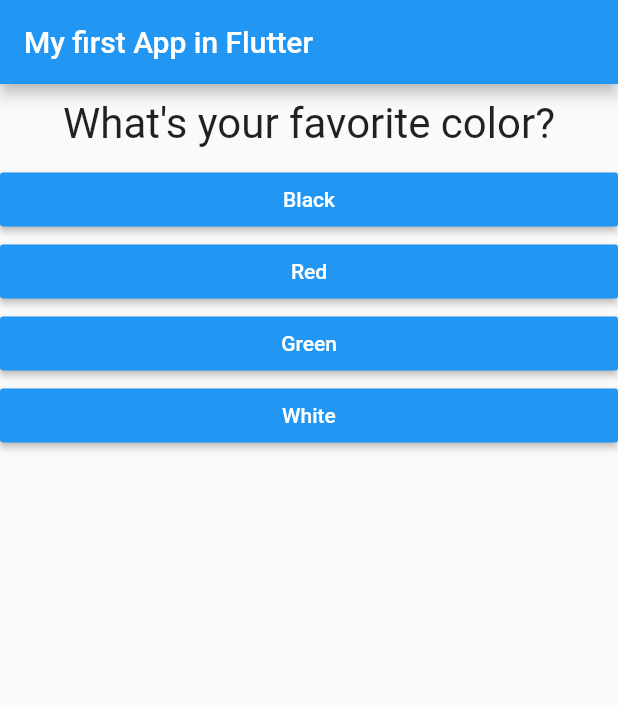
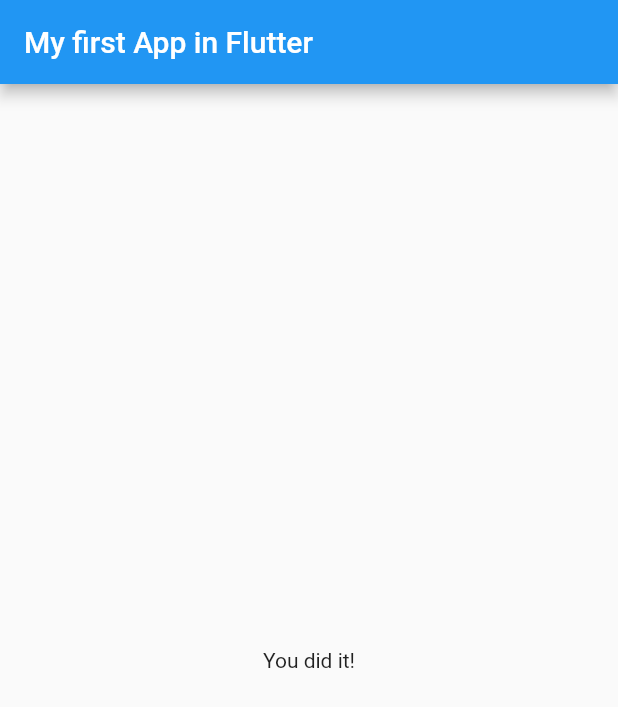
Before and after one commit to innovadeveloper/first_app_flutter, a Flutter app: the screen it shows after launch, after a tap on "Black", after a tap on "Snake", after a tap on "Lesly", on a phone screen of 412 x 824 dp. Shown: the top 707 px of the screen. Run offline on Flutter 3.47's test engine with Material 2 defaults, Android fonts, the phone set to English and light mode, and no system bars.

```diff
--- a/lib/main.dart
+++ b/lib/main.dart
@@ -1,5 +1,7 @@
 import 'package:first_app/answer.dart';
 import 'package:first_app/question.dart';
+import 'package:first_app/quiz.dart';
+import 'package:first_app/result.dart';
 import 'package:flutter/material.dart';
 
 void main() {
@@ -8,46 +10,44 @@ void main() {
 
 // shorcut : shift + option + F
 
-class MyApp extends StatefulWidget{
+class MyApp extends StatefulWidget {
   @override
   State<StatefulWidget> createState() {
-    return MyAppState();
+    return _MyAppState();
   }
 }
 
-
-class MyAppState extends State<MyApp> {
-
-  var questionIndex = 0;
+class _MyAppState extends State<MyApp> {
+  var _questionIndex = 0;
 
   // var questions = [
   //   'What\'s your favorite color?',
   //   'What\'s your favorite animal?',
   // ];
-  var questions = [
+  var _questions = [
     {
-      'questionText' : 'What\'s your favorite color?',
-      'answers' : ['Black', 'Red', 'Green', 'White']
+      'questionText': 'What\'s your favorite color?',
+      'answers': ['Black', 'Red', 'Green', 'White']
     },
     {
-      'questionText' : 'What\'s your favorite animal?',
-      'answers' : ['Rabbit', 'Snake', 'Elephant', 'Lion']
+      'questionText': 'What\'s your favorite animal?',
+      'answers': ['Rabbit', 'Snake', 'Elephant', 'Lion']
     },
     {
-      'questionText' : 'Who\'s your favorite instructor?',
-      'answers' : ['Ines', 'Fortunato', 'Lesly', 'Kane']
+      'questionText': 'Who\'s your favorite instructor?',
+      'answers': ['Ines', 'Fortunato', 'Lesly', 'Kane']
     }
   ];
 
-  void answerQuestion() {
+  void _answerQuestion() {
     setState(() {
-      questionIndex += 1;
-      if(questionIndex >= questions.length){
-        questionIndex = 0;
-      }
+      _questionIndex += 1;
+      // if (_questionIndex >= _questions.length) {
+      //   _questionIndex = 0;
+      // }
     });
 
-    print(questionIndex);
+    print(_questionIndex);
   }
 
   @override
@@ -57,31 +57,13 @@ class MyAppState extends State<MyApp> {
         appBar: AppBar(
           title: Text('My first App in Flutter'),
         ),
-        body: Column(
-          children: [
-            Question(questions[questionIndex]['questionText']),
-            ...(questions[questionIndex]['answers'] as List<String>).map((answer){
-              return Answer(answerText: answer, selectHandler: this.answerQuestion,);
-            }).toList()
-
-            // // Answer(answerText: ,)
-            // RaisedButton(
-            //   child: Text('Answer 1'),
-            //   onPressed: answerQuestion,
-            //   // onPressed: () => {
-            //   //   print("answer 1"),
-            //   // },
-            // ),
-            // RaisedButton(
-            //   child: Text('Answer 2'),
-            //   onPressed: answerQuestion,
-            // ),
-            // RaisedButton(
-            //   child: Text('Answer 3'),
-            //   onPressed: answerQuestion,
-            // ),
-          ],
-        ),
+        body: _questionIndex < _questions.length
+            ? Quiz(
+                answerQuestion: _answerQuestion,
+                questionIndex: _questionIndex,
+                questions: _questions,
+              )
+            : Result(),
       ),
     );
   }
--- /dev/null
+++ b/lib/quiz.dart
@@ -0,0 +1,28 @@
+import 'package:flutter/material.dart';
+import 'answer.dart';
+import 'question.dart';
+
+class Quiz extends StatelessWidget {
+  final Function answerQuestion;
+  final List<Map<String, Object>> questions;
+  final int questionIndex;
+
+  Quiz({@required this.questions, @required this.answerQuestion, @required this.questionIndex});
+
+  @override
+  Widget build(BuildContext context) {
+    // create container to work with the position on the screen...
+    return Column(
+                children: [
+                  Question(questions[questionIndex]['questionText']),
+                  ...(questions[questionIndex]['answers'] as List<String>)
+                      .map((answer) {
+                    return Answer(
+                      answerText: answer,
+                      selectHandler: this.answerQuestion,
+                    );
+                  }).toList()
+                ],
+              );
+  }
+}
--- /dev/null
+++ b/lib/result.dart
@@ -0,0 +1,15 @@
+import 'package:flutter/material.dart';
+
+class Result extends StatelessWidget {
+
+  // Result(this.questionText);
+
+  @override
+  Widget build(BuildContext context) {
+    // create container to work with the position on the screen...
+    return Center(
+                child: Text('You did it!'),
+              );
+    // return Text(this.questionText);
+  }
+}
```
